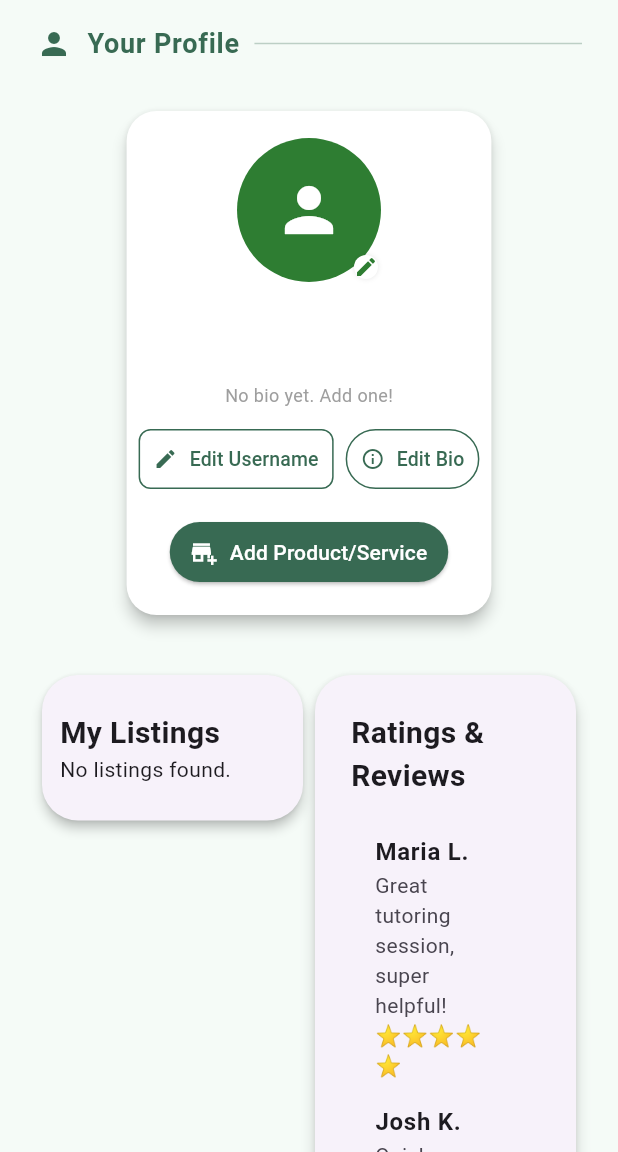
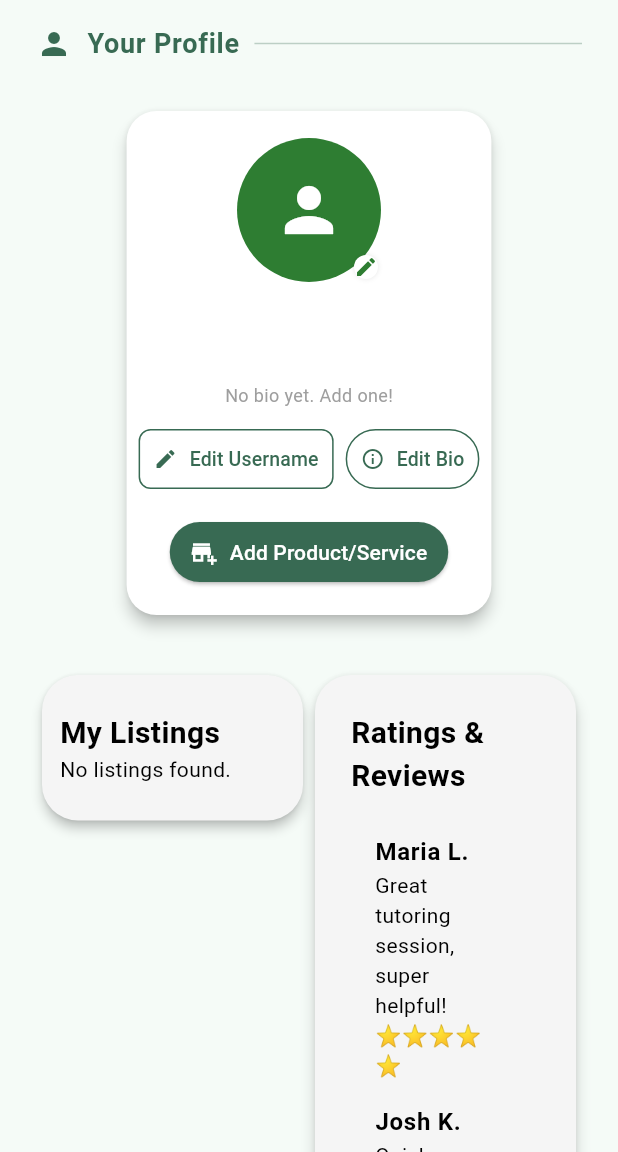
Before and after one commit to blakeotto57/treehouse, a Flutter app: the screen it shows once a user with an empty profile is signed in, after a tap on the "explore" icon, after a tap on the "message" icon, after a tap on the "person" icon, on a phone screen of 412 x 824 dp, the part 84-1236 px from its top. Run offline on Flutter 3.47's test engine with Material 3 defaults, Android fonts, the phone set to English and light mode, and no system bars; our stand-ins replace cloud_firestore, emoji_picker_flutter, firebase_auth, firebase_core, firebase_storage, flutter_svg and 3 more; missing offline and left inert: firebase_app_check; accounts and stored records are empty; Roboto replaces fonts that are missing (Helvetica).

Commit message:
fixed weird purple thing in dark mode

```diff
--- a/lib/main.dart
+++ b/lib/main.dart
@@ -2,6 +2,7 @@ import 'package:flutter/material.dart';
 import 'package:firebase_core/firebase_core.dart';
 import 'package:provider/provider.dart';
 import 'package:treehouse/auth/login_page.dart';
+import 'package:treehouse/theme/theme.dart';
 import 'package:treehouse/theme/theme_provider.dart';
 import 'package:treehouse/auth/auth.dart';
 import 'package:treehouse/pages/user_settings.dart';
@@ -10,14 +11,17 @@ import 'package:firebase_app_check/firebase_app_check.dart';
 import 'package:flutter/foundation.dart' show kIsWeb;
 
 void main() async {
-  WidgetsFlutterBinding.ensureInitialized(); // Ensures widget binding is initialized
+  WidgetsFlutterBinding
+      .ensureInitialized(); // Ensures widget binding is initialized
   await Firebase.initializeApp(
-    options: DefaultFirebaseOptions.currentPlatform, // Initialize Firebase with options
+    options: DefaultFirebaseOptions
+        .currentPlatform, // Initialize Firebase with options
   );
 
   if (!kIsWeb) {
     await FirebaseAppCheck.instance.activate(
-      androidProvider: AndroidProvider.debug, // Use .playIntegrity for production
+      androidProvider:
+          AndroidProvider.debug, // Use .playIntegrity for production
     );
   }
 
@@ -37,14 +41,16 @@ class MyApp extends StatelessWidget {
     final themeProvider = Provider.of<ThemeProvider>(context);
     return MaterialApp(
       debugShowCheckedModeBanner: false,
-      theme: ThemeData.light(),
-      darkTheme: ThemeData.dark(),
+      theme: lightMode(fontFamily: "Helvetica"),
+      darkTheme: darkMode(fontFamily: "Helvetica"),
       themeMode: themeProvider.isDarkMode ? ThemeMode.dark : ThemeMode.light,
       home: const AuthPage(),
       title: 'Treehouse',
       // Define your routes here
       routes: {
-        '/login': (context) => LoginPage(onTap: () {},),
+        '/login': (context) => LoginPage(
+              onTap: () {},
+            ),
         '/settings': (context) => const UserSettingsPage(),
         // ...other routes...
       },
```
Also changed, not shown: lib/pages/messages_page.dart (+27 -12 lines).
